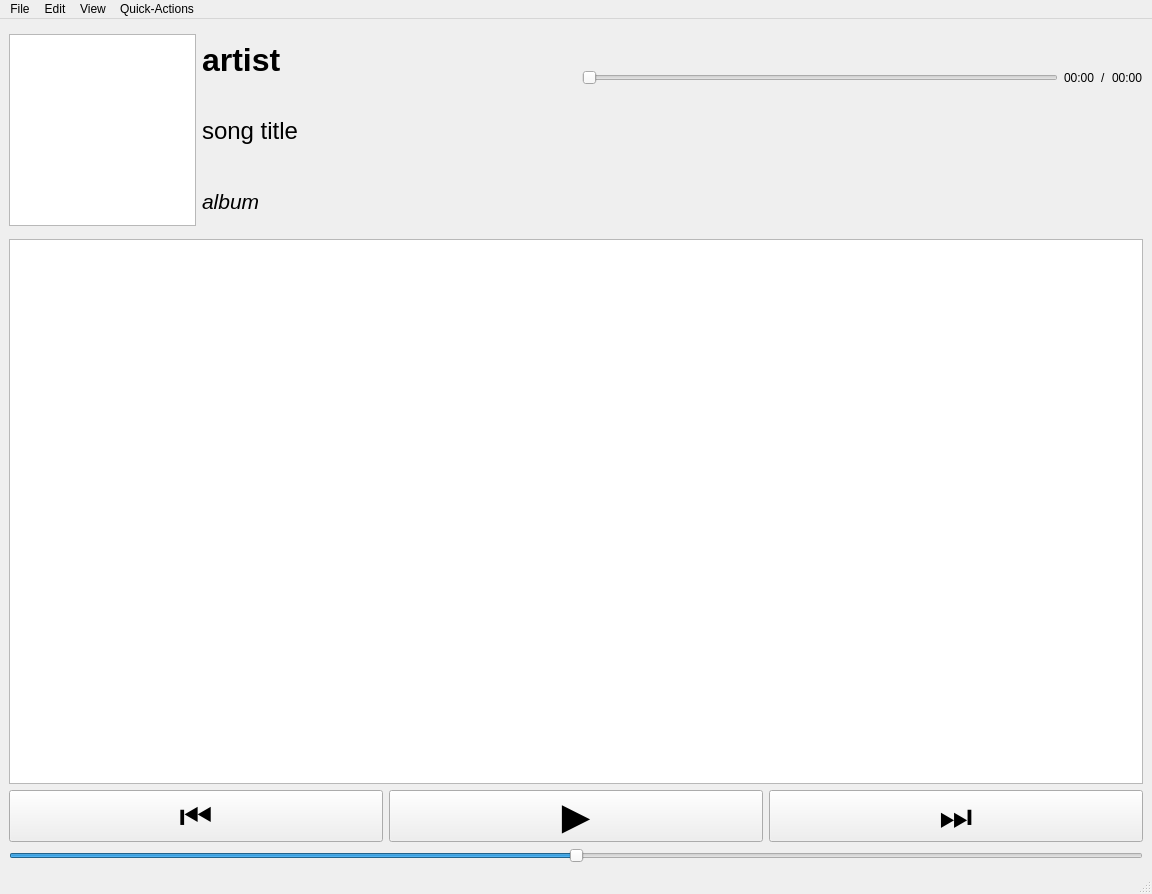
This is ui.ui in billypom/musicpom as Qt 5 draws it before an edit. The edited form follows.
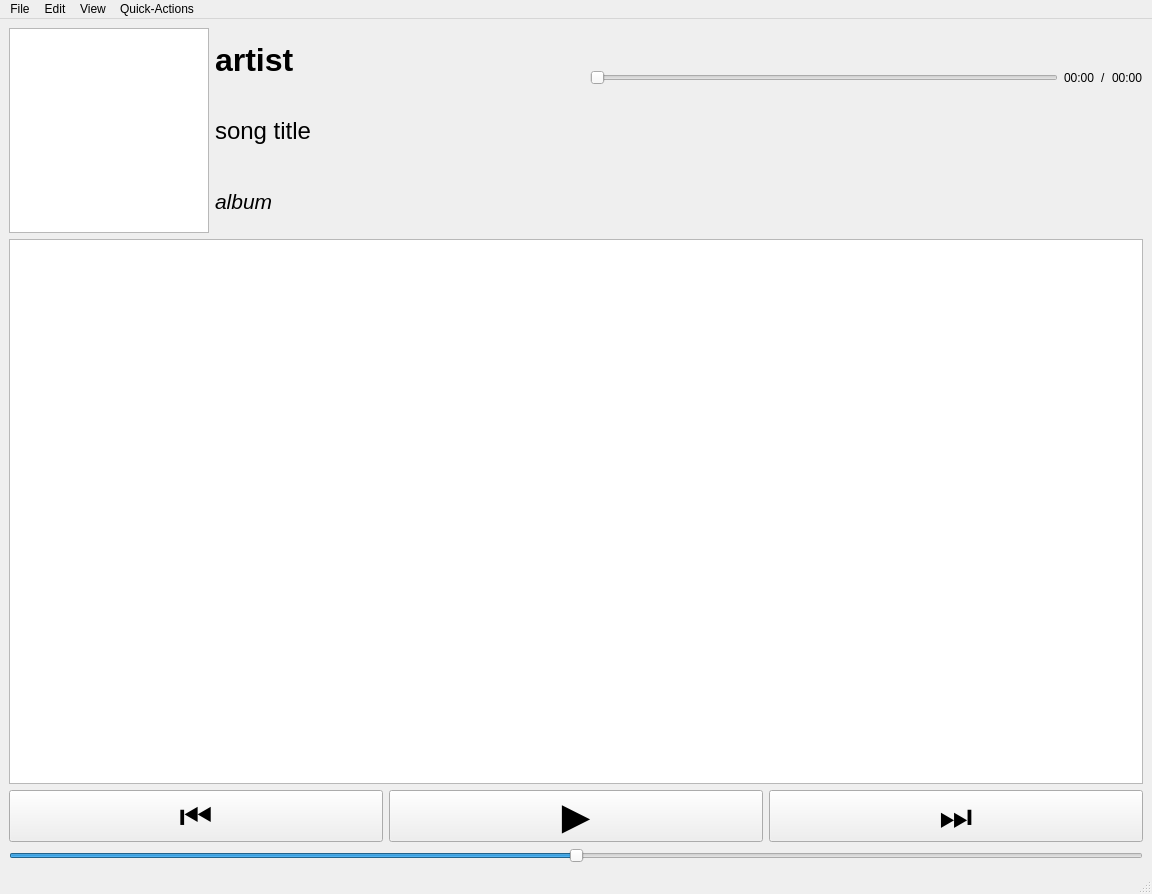
This is the edited form. Custom widgets are drawn as their Qt base class.

Commit message: simple preferences window + table columns stretch with resize

Diff of the .ui file:
```diff
--- a/ui.ui
+++ b/ui.ui
@@ -19,17 +19,26 @@
   <widget class="QWidget" name="centralwidget">
    <layout class="QVBoxLayout" name="verticalLayout_3" stretch="3,8,1,1">
     <item>
-     <layout class="QHBoxLayout" name="hLayoutHead" stretch="2,4,6">
+     <layout class="QHBoxLayout" name="hLayoutHead" stretch="1,4,6">
       <item>
        <layout class="QVBoxLayout" name="vlayoutAlbumArt">
+        <property name="sizeConstraint">
+         <enum>QLayout::SetFixedSize</enum>
+        </property>
         <item>
          <widget class="QGraphicsView" name="albumGraphicsView">
           <property name="sizePolicy">
-           <sizepolicy hsizetype="Maximum" vsizetype="Maximum">
+           <sizepolicy hsizetype="Minimum" vsizetype="Minimum">
             <horstretch>0</horstretch>
             <verstretch>0</verstretch>
            </sizepolicy>
           </property>
+          <property name="minimumSize">
+           <size>
+            <width>200</width>
+            <height>200</height>
+           </size>
+          </property>
           <property name="verticalScrollBarPolicy">
            <enum>Qt::ScrollBarAlwaysOff</enum>
           </property>
```
Left out of the diff: 2 changed lines with no effect on the pictures. The commit also changes 5 other files.
